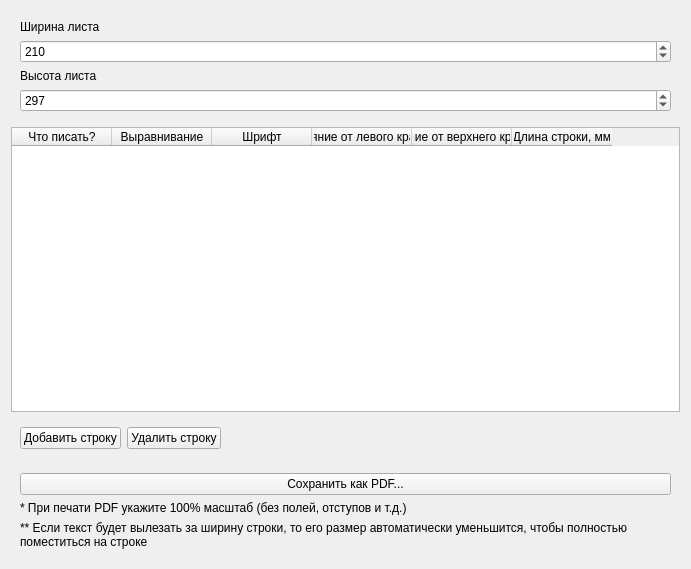
Above: TournamentManager/formdipl.ui from BarsukAlexey/xelarogi before the change. Below: the same form after it.
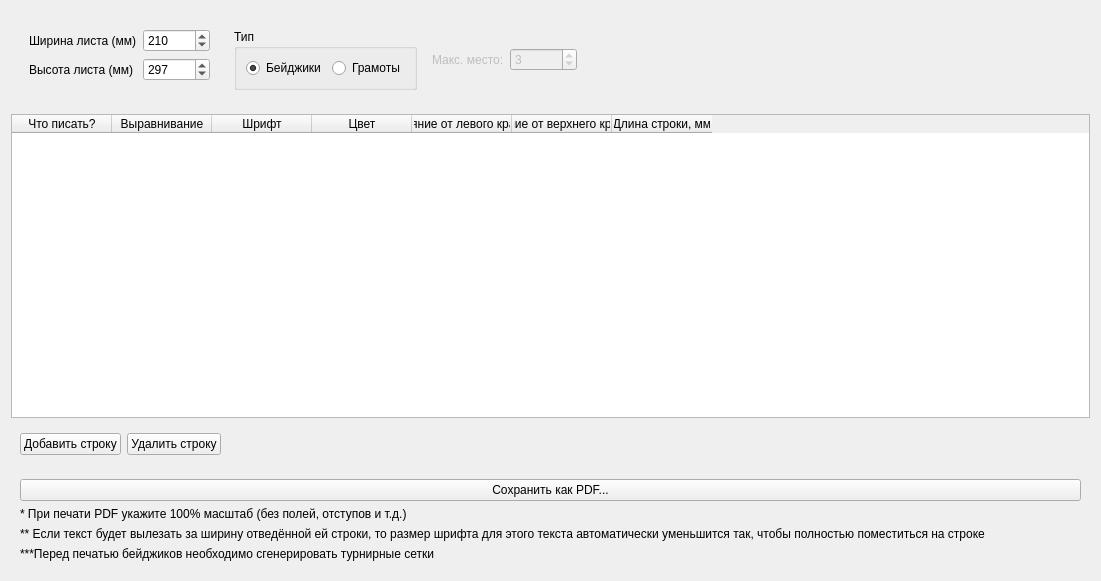
That is the form after the change.

Commit message: Грамоты

Patch:
```diff
--- a/TournamentManager/formdipl.ui
+++ b/TournamentManager/formdipl.ui
@@ -6,61 +6,15 @@
    <rect>
     <x>0</x>
     <y>0</y>
-    <width>691</width>
-    <height>569</height>
+    <width>1101</width>
+    <height>581</height>
    </rect>
   </property>
   <property name="windowTitle">
    <string>Form</string>
   </property>
   <layout class="QGridLayout" name="gridLayout">
-   <item row="1" column="0">
-    <widget class="QTableWidget" name="tableWidget">
-     <property name="editTriggers">
-      <set>QAbstractItemView::NoEditTriggers</set>
-     </property>
-     <property name="selectionMode">
-      <enum>QAbstractItemView::SingleSelection</enum>
-     </property>
-     <property name="selectionBehavior">
-      <enum>QAbstractItemView::SelectRows</enum>
-     </property>
-     <attribute name="horizontalHeaderCascadingSectionResizes">
-      <bool>false</bool>
-     </attribute>
-     <column>
-      <property name="text">
-       <string>Что писать?</string>
-      </property>
-     </column>
-     <column>
-      <property name="text">
-       <string>Выравнивание</string>
-      </property>
-     </column>
-     <column>
-      <property name="text">
-       <string>Шрифт</string>
-      </property>
-     </column>
-     <column>
-      <property name="text">
-       <string>Растояние от левого края, мм</string>
-      </property>
-     </column>
-     <column>
-      <property name="text">
-       <string>Растоние от верхнего края, мм</string>
-      </property>
-     </column>
-     <column>
-      <property name="text">
-       <string>Длина строки, мм</string>
-      </property>
-     </column>
-    </widget>
-   </item>
-   <item row="2" column="0">
+   <item row="3" column="0">
     <widget class="QWidget" name="widget" native="true">
      <layout class="QHBoxLayout" name="horizontalLayout">
       <item>
@@ -93,53 +47,7 @@
      </layout>
     </widget>
    </item>
-   <item row="0" column="0">
-    <widget class="QWidget" name="widget_2" native="true">
-     <layout class="QGridLayout" name="gridLayout_2">
-      <item row="1" column="0">
-       <widget class="QSpinBox" name="spinBoxWidth">
-        <property name="minimum">
-         <number>1</number>
-        </property>
-        <property name="maximum">
-         <number>100500</number>
-        </property>
-        <property name="value">
-         <number>210</number>
-        </property>
-       </widget>
-      </item>
-      <item row="3" column="0">
-       <widget class="QSpinBox" name="spinBoxHeight">
-        <property name="minimum">
-         <number>1</number>
-        </property>
-        <property name="maximum">
-         <number>100500</number>
-        </property>
-        <property name="value">
-         <number>297</number>
-        </property>
-       </widget>
-      </item>
-      <item row="0" column="0">
-       <widget class="QLabel" name="label">
-        <property name="text">
-         <string>Ширина листа</string>
-        </property>
-       </widget>
-      </item>
-      <item row="2" column="0">
-       <widget class="QLabel" name="label_2">
-        <property name="text">
-         <string>Высота листа</string>
-        </property>
-       </widget>
-      </item>
-     </layout>
-    </widget>
-   </item>
-   <item row="3" column="0">
+   <item row="4" column="0">
     <widget class="QWidget" name="widget_3" native="true">
      <layout class="QGridLayout" name="gridLayout_3">
       <item row="1" column="0">
@@ -159,12 +67,196 @@
       <item row="2" column="0">
        <widget class="QLabel" name="label_4">
         <property name="text">
-         <string>** Если текст будет вылезать за ширину строки, то его размер автоматически уменьшится, чтобы полностью поместиться на строке</string>
+         <string>&lt;html&gt;&lt;head/&gt;&lt;body&gt;&lt;p&gt;** Если текст будет вылезать за ширину отведённой ей строки, то размер шрифта для этого текста автоматически уменьшится так, чтобы полностью поместиться на строке&lt;/p&gt;&lt;/body&gt;&lt;/html&gt;</string>
         </property>
         <property name="wordWrap">
          <bool>true</bool>
         </property>
        </widget>
+      </item>
+      <item row="3" column="0">
+       <widget class="QLabel" name="label_6">
+        <property name="text">
+         <string>***Перед печатью бейджиков необходимо сгенерировать турнирные сетки</string>
+        </property>
+       </widget>
+      </item>
+     </layout>
+    </widget>
+   </item>
+   <item row="2" column="0">
+    <widget class="QTableWidget" name="tableWidget">
+     <property name="editTriggers">
+      <set>QAbstractItemView::NoEditTriggers</set>
+     </property>
+     <property name="selectionMode">
+      <enum>QAbstractItemView::NoSelection</enum>
+     </property>
+     <attribute name="horizontalHeaderCascadingSectionResizes">
+      <bool>false</bool>
+     </attribute>
+     <column>
+      <property name="text">
+       <string>Что писать?</string>
+      </property>
+     </column>
+     <column>
+      <property name="text">
+       <string>Выравнивание</string>
+      </property>
+     </column>
+     <column>
+      <property name="text">
+       <string>Шрифт</string>
+      </property>
+     </column>
+     <column>
+      <property name="text">
+       <string>Цвет</string>
+      </property>
+     </column>
+     <column>
+      <property name="text">
+       <string>Растояние от левого края, мм</string>
+      </property>
+     </column>
+     <column>
+      <property name="text">
+       <string>Растоние от верхнего края, мм</string>
+      </property>
+     </column>
+     <column>
+      <property name="text">
+       <string>Длина строки, мм</string>
+      </property>
+     </column>
+    </widget>
+   </item>
+   <item row="0" column="0">
+    <widget class="QWidget" name="widget_2" native="true">
+     <layout class="QGridLayout" name="gridLayout_2">
+      <item row="0" column="0">
+       <widget class="QWidget" name="widget_6" native="true">
+        <layout class="QFormLayout" name="formLayout">
+         <item row="0" column="0">
+          <widget class="QLabel" name="label">
+           <property name="text">
+            <string>Ширина листа (мм)</string>
+           </property>
+          </widget>
+         </item>
+         <item row="0" column="1">
+          <widget class="QSpinBox" name="spinBoxWidth">
+           <property name="minimum">
+            <number>1</number>
+           </property>
+           <property name="maximum">
+            <number>100500</number>
+           </property>
+           <property name="value">
+            <number>210</number>
+           </property>
+          </widget>
+         </item>
+         <item row="1" column="0">
+          <widget class="QLabel" name="label_2">
+           <property name="text">
+            <string>Высота листа (мм)</string>
+           </property>
+          </widget>
+         </item>
+         <item row="1" column="1">
+          <widget class="QSpinBox" name="spinBoxHeight">
+           <property name="minimum">
+            <number>1</number>
+           </property>
+           <property name="maximum">
+            <number>100500</number>
+           </property>
+           <property name="value">
+            <number>297</number>
+           </property>
+          </widget>
+         </item>
+        </layout>
+       </widget>
+      </item>
+      <item row="0" column="1">
+       <widget class="QWidget" name="widget_4" native="true">
+        <layout class="QHBoxLayout" name="horizontalLayout_2">
+         <item>
+          <widget class="QGroupBox" name="groupBox">
+           <property name="title">
+            <string>Тип</string>
+           </property>
+           <layout class="QHBoxLayout" name="horizontalLayout_3">
+            <item>
+             <widget class="QRadioButton" name="radioButtonBadge">
+              <property name="text">
+               <string>Бейджики</string>
+              </property>
+              <property name="checked">
+               <bool>true</bool>
+              </property>
+             </widget>
+            </item>
+            <item>
+             <widget class="QRadioButton" name="radioButtonDiplom">
+              <property name="text">
+               <string>Грамоты</string>
+              </property>
+             </widget>
+            </item>
+           </layout>
+          </widget>
+         </item>
+         <item>
+          <widget class="QWidget" name="widget_5" native="true">
+           <layout class="QGridLayout" name="gridLayout_4">
+            <item row="0" column="0">
+             <widget class="QLabel" name="label_5">
+              <property name="enabled">
+               <bool>false</bool>
+              </property>
+              <property name="text">
+               <string>Макс. место:</string>
+              </property>
+             </widget>
+            </item>
+            <item row="0" column="1">
+             <widget class="QSpinBox" name="spinBoxMaxPlace">
+              <property name="enabled">
+               <bool>false</bool>
+              </property>
+              <property name="minimum">
+               <number>1</number>
+              </property>
+              <property name="maximum">
+               <number>100500</number>
+              </property>
+              <property name="value">
+               <number>3</number>
+              </property>
+             </widget>
+            </item>
+           </layout>
+          </widget>
+         </item>
+        </layout>
+       </widget>
+      </item>
+      <item row="0" column="2">
+       <spacer name="horizontalSpacer_2">
+        <property name="orientation">
+         <enum>Qt::Horizontal</enum>
+        </property>
+        <property name="sizeHint" stdset="0">
+         <size>
+          <width>40</width>
+          <height>20</height>
+         </size>
+        </property>
+       </spacer>
       </item>
      </layout>
     </widget>
```
The commit also changes 16 other files.
